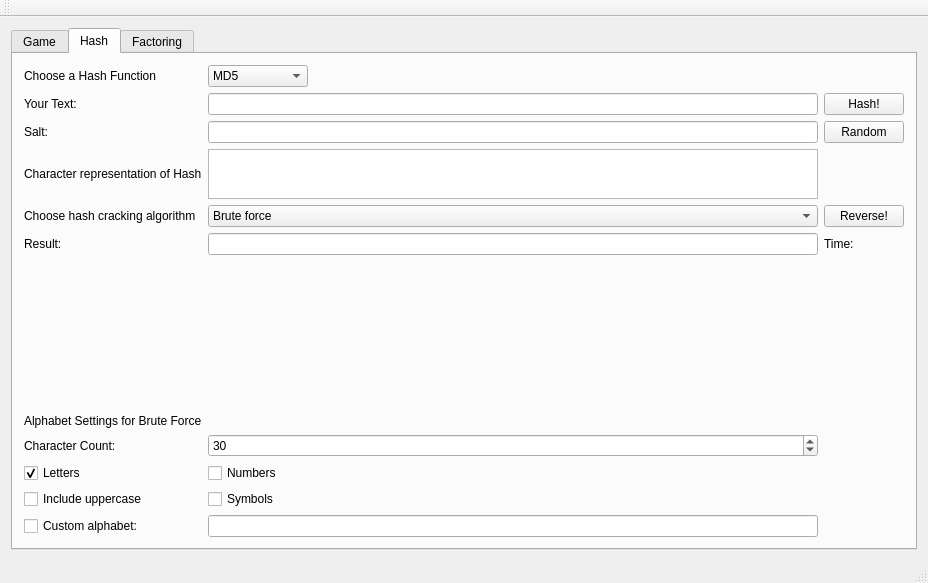
The window that CapstoneCryptography/forms/mainwindow.ui (egandunning/learn-crypto) describes before a commit, drawn with Qt 5.
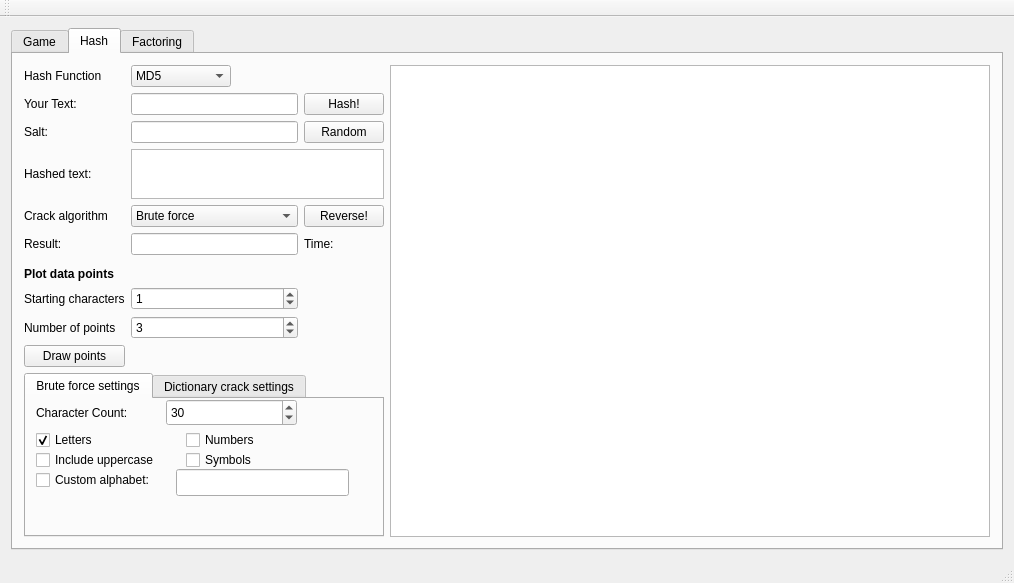
The same window after the commit. The open tabs and pages were chosen to show the change.

Commit message: ui update, can graph hash cracking

What changed in the file:
```diff
--- a/CapstoneCryptography/forms/mainwindow.ui
+++ b/CapstoneCryptography/forms/mainwindow.ui
@@ -6,7 +6,7 @@
    <rect>
     <x>0</x>
     <y>0</y>
-    <width>928</width>
+    <width>1014</width>
     <height>583</height>
    </rect>
   </property>
@@ -20,7 +20,7 @@
       <item>
        <widget class="QTabWidget" name="tabWidget">
         <property name="currentIndex">
-         <number>2</number>
+         <number>1</number>
         </property>
         <widget class="QWidget" name="gameTab">
          <attribute name="title">
@@ -71,17 +71,20 @@
           <string>Hash</string>
          </attribute>
          <layout class="QGridLayout" name="gridLayout_4">
-          <item row="10" column="1">
-           <widget class="QCheckBox" name="numbersCheckBox">
+          <item row="0" column="0">
+           <widget class="QLabel" name="label_2">
             <property name="text">
-             <string>Numbers</string>
+             <string>Hash Function</string>
             </property>
            </widget>
           </item>
-          <item row="8" column="0" alignment="Qt::AlignBottom">
-           <widget class="QLabel" name="label_5">
-            <property name="text">
-             <string>Alphabet Settings for Brute Force</string>
+          <item row="0" column="3" rowspan="12">
+           <widget class="QGraphicsView" name="crackGraphicsView">
+            <property name="minimumSize">
+             <size>
+              <width>600</width>
+              <height>0</height>
+             </size>
             </property>
            </widget>
           </item>
@@ -104,38 +107,18 @@
             </item>
            </widget>
           </item>
-          <item row="1" column="2">
-           <widget class="QPushButton" name="hashButton">
+          <item row="4" column="0">
+           <widget class="QLabel" name="label_9">
             <property name="text">
-             <string>Hash!</string>
+             <string>Crack algorithm</string>
             </property>
            </widget>
           </item>
-          <item row="1" column="1">
-           <widget class="QLineEdit" name="plaintextField"/>
-          </item>
-          <item row="2" column="2">
-           <widget class="QPushButton" name="randomSaltButton">
-            <property name="text">
-             <string>Random</string>
-            </property>
-           </widget>
-          </item>
-          <item row="10" column="0">
-           <widget class="QCheckBox" name="lettersCheckBox">
-            <property name="text">
-             <string>Letters</string>
-            </property>
-            <property name="checked">
-             <bool>true</bool>
-            </property>
-           </widget>
-          </item>
-          <item row="3" column="1">
+          <item row="3" column="1" colspan="2">
            <widget class="QTextEdit" name="digestField">
             <property name="minimumSize">
              <size>
-              <width>290</width>
+              <width>0</width>
               <height>30</height>
              </size>
             </property>
@@ -147,6 +130,13 @@
             </property>
            </widget>
           </item>
+          <item row="3" column="0">
+           <widget class="QLabel" name="label_6">
+            <property name="text">
+             <string>Hashed text:</string>
+            </property>
+           </widget>
+          </item>
           <item row="1" column="0">
            <widget class="QLabel" name="label_3">
             <property name="text">
@@ -154,6 +144,162 @@
             </property>
            </widget>
           </item>
+          <item row="2" column="0">
+           <widget class="QLabel" name="label_8">
+            <property name="text">
+             <string>Salt:</string>
+            </property>
+           </widget>
+          </item>
+          <item row="8" column="1">
+           <widget class="QSpinBox" name="charCountSpinBox_2">
+            <property name="value">
+             <number>1</number>
+            </property>
+           </widget>
+          </item>
+          <item row="11" column="0" colspan="3">
+           <layout class="QVBoxLayout" name="verticalLayout">
+            <item>
+             <widget class="QTabWidget" name="crackTabWidget">
+              <property name="currentIndex">
+               <number>0</number>
+              </property>
+              <widget class="QWidget" name="tab">
+               <attribute name="title">
+                <string>Brute force settings</string>
+               </attribute>
+               <widget class="QLabel" name="label_10">
+                <property name="geometry">
+                 <rect>
+                  <x>10</x>
+                  <y>0</y>
+                  <width>138</width>
+                  <height>27</height>
+                 </rect>
+                </property>
+                <property name="text">
+                 <string>Character Count:</string>
+                </property>
+               </widget>
+               <widget class="QCheckBox" name="lettersCheckBox">
+                <property name="geometry">
+                 <rect>
+                  <x>10</x>
+                  <y>30</y>
+                  <width>138</width>
+                  <height>22</height>
+                 </rect>
+                </property>
+                <property name="text">
+                 <string>Letters</string>
+                </property>
+                <property name="checked">
+                 <bool>true</bool>
+                </property>
+               </widget>
+               <widget class="QSpinBox" name="charCountSpinBox">
+                <property name="geometry">
+                 <rect>
+                  <x>140</x>
+                  <y>0</y>
+                  <width>131</width>
+                  <height>27</height>
+                 </rect>
+                </property>
+                <property name="minimum">
+                 <number>1</number>
+                </property>
+                <property name="value">
+                 <number>30</number>
+                </property>
+               </widget>
+               <widget class="QCheckBox" name="upCaseCheckBox">
+                <property name="geometry">
+                 <rect>
+                  <x>10</x>
+                  <y>50</y>
+                  <width>138</width>
+                  <height>22</height>
+                 </rect>
+                </property>
+                <property name="text">
+                 <string>Include uppercase</string>
+                </property>
+               </widget>
+               <widget class="QCheckBox" name="numbersCheckBox">
+                <property name="geometry">
+                 <rect>
+                  <x>160</x>
+                  <y>30</y>
+                  <width>135</width>
+                  <height>22</height>
+                 </rect>
+                </property>
+                <property name="text">
+                 <string>Numbers</string>
+                </property>
+               </widget>
+               <widget class="QCheckBox" name="customCheckBox">
+                <property name="geometry">
+                 <rect>
+                  <x>10</x>
+                  <y>70</y>
+                  <width>134</width>
+                  <height>22</height>
+                 </rect>
+                </property>
+                <property name="text">
+                 <string>Custom alphabet:</string>
+                </property>
+               </widget>
+               <widget class="QCheckBox" name="symbolsCheckBox">
+                <property name="geometry">
+                 <rect>
+                  <x>160</x>
+                  <y>50</y>
+                  <width>173</width>
+                  <height>22</height>
+                 </rect>
+                </property>
+                <property name="text">
+                 <string>Symbols</string>
+                </property>
+               </widget>
+               <widget class="QLineEdit" name="alphabetField">
+                <property name="geometry">
+                 <rect>
+                  <x>150</x>
+                  <y>70</y>
+                  <width>173</width>
+                  <height>27</height>
+                 </rect>
+                </property>
+               </widget>
+              </widget>
+              <widget class="QWidget" name="tab_2">
+               <attribute name="title">
+                <string>Dictionary crack settings</string>
+               </attribute>
+              </widget>
+             </widget>
+            </item>
+           </layout>
+          </item>
+          <item row="5" column="0">
+           <widget class="QLabel" name="label_4">
+            <property name="text">
+             <string>Result:</string>
+            </property>
+           </widget>
+          </item>
+          <item row="7" column="0">
+           <widget class="QLabel" name="crackPlotLabel">
+            <property name="text">
+             <string>&lt;html&gt;&lt;head/&gt;&lt;body&gt;&lt;p&gt;&lt;span style=&quot; font-weight:600;&quot;&gt;Plot data points&lt;/span&gt;&lt;/p&gt;&lt;/body&gt;&lt;/html&gt;</string>
+            </property>
+           </widget>
+          </item>
           <item row="5" column="1">
            <widget class="QLineEdit" name="crackedField">
             <property name="readOnly">
@@ -161,6 +307,40 @@
             </property>
            </widget>
           </item>
+          <item row="2" column="1">
+           <widget class="QLineEdit" name="saltField"/>
+          </item>
+          <item row="1" column="1">
+           <widget class="QLineEdit" name="plaintextField"/>
+          </item>
+          <item row="4" column="2">
+           <widget class="QPushButton" name="crackButton">
+            <property name="text">
+             <string>Reverse!</string>
+            </property>
+           </widget>
+          </item>
+          <item row="9" column="1">
+           <widget class="QSpinBox" name="crackPointCountSpinBox">
+            <property name="value">
+             <number>3</number>
+            </property>
+           </widget>
+          </item>
+          <item row="2" column="2">
+           <widget class="QPushButton" name="randomSaltButton">
+            <property name="text">
+             <string>Random</string>
+            </property>
+           </widget>
+          </item>
+          <item row="1" column="2">
+           <widget class="QPushButton" name="hashButton">
+            <property name="text">
+             <string>Hash!</string>
+            </property>
+           </widget>
+          </item>
           <item row="0" column="1">
            <widget class="QComboBox" name="hashComboBox">
             <property name="maximumSize">
@@ -186,20 +366,6 @@
             </item>
            </widget>
           </item>
-          <item row="4" column="0">
-           <widget class="QLabel" name="label_9">
-            <property name="text">
-             <string>Choose hash cracking algorithm</string>
-            </property>
-           </widget>
-          </item>
-          <item row="3" column="0">
-           <widget class="QLabel" name="label_6">
-            <property name="text">
-             <string>Character representation of Hash</string>
-            </property>
-           </widget>
-          </item>
           <item row="5" column="2">
            <widget class="QLabel" name="crackTimeLabel">
             <property name="text">
@@ -207,75 +373,24 @@
             </property>
            </widget>
           </item>
-          <item row="5" column="0">
-           <widget class="QLabel" name="label_4">
-            <property name="text">
-             <string>Result:</string>
-            </property>
-           </widget>
-          </item>
-          <item row="0" column="0">
-           <widget class="QLabel" name="label_2">
-            <property name="text">
-             <string>Choose a Hash Function</string>
-            </property>
-           </widget>
-          </item>
-          <item row="2" column="0">
-           <widget class="QLabel" name="label_8">
-            <property name="text">
-             <string>Salt:</string>
-            </property>
-           </widget>
-          </item>
-          <item row="11" column="0">
-           <widget class="QCheckBox" name="upCaseCheckBox">
-            <property name="text">
-             <string>Include uppercase</string>
-            </property>
-           </widget>
-          </item>
-          <item row="4" column="2">
-           <widget class="QPushButton" name="crackButton">
-            <property name="text">
-             <string>Reverse!</string>
-            </property>
-           </widget>
-          </item>
-          <item row="2" column="1">
-           <widget class="QLineEdit" name="saltField"/>
-          </item>
-          <item row="11" column="1">
-           <widget class="QCheckBox" name="symbolsCheckBox">
-            <property name="text">
-             <string>Symbols</string>
-            </property>
-           </widget>
-          </item>
-          <item row="12" column="0">
-           <widget class="QCheckBox" name="customCheckBox">
-            <property name="text">
-             <string>Custom alphabet:</string>
-            </property>
-           </widget>
-          </item>
-          <item row="12" column="1">
-           <widget class="QLineEdit" name="alphabetField"/>
-          </item>
           <item row="9" column="0">
-           <widget class="QLabel" name="label_10">
+           <widget class="QLabel" name="pointCountLabel">
             <property name="text">
-             <string>Character Count:</string>
+             <string>Number of points</string>
             </property>
            </widget>
           </item>
-          <item row="9" column="1">
-           <widget class="QSpinBox" name="charCountSpinBox">
-            <property name="minimum">
-             <number>1</number>
+          <item row="8" column="0">
+           <widget class="QLabel" name="charCountLabel">
+            <property name="text">
+             <string>Starting characters</string>
             </property>
-            <property name="value">
-             <number>30</number>
+           </widget>
+          </item>
+          <item row="10" column="0">
+           <widget class="QPushButton" name="plotCrackButton">
+            <property name="text">
+             <string>Draw points</string>
             </property>
            </widget>
           </item>
@@ -333,7 +448,7 @@
            <widget class="QGraphicsView" name="factoringGraphicsView">
             <property name="minimumSize">
              <size>
-              <width>700</width>
+              <width>600</width>
               <height>0</height>
              </size>
             </property>
@@ -416,7 +531,7 @@
     <rect>
      <x>0</x>
      <y>0</y>
-     <width>928</width>
+     <width>1014</width>
      <height>25</height>
     </rect>
    </property>
```
The commit also changes 5 other files.
